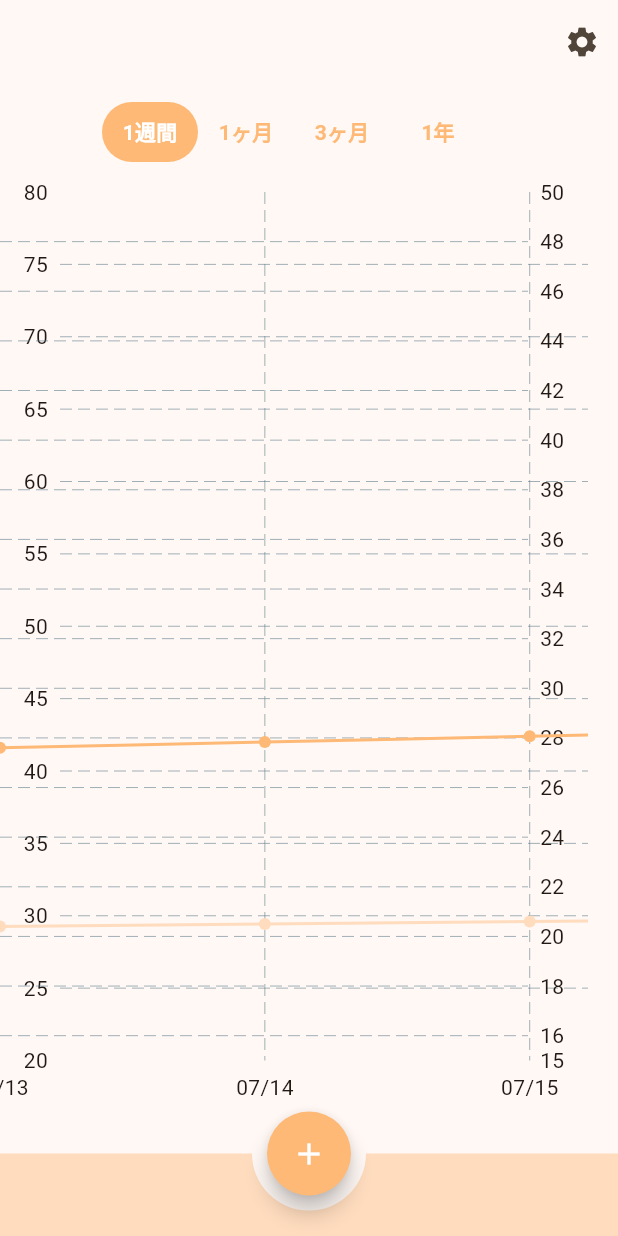
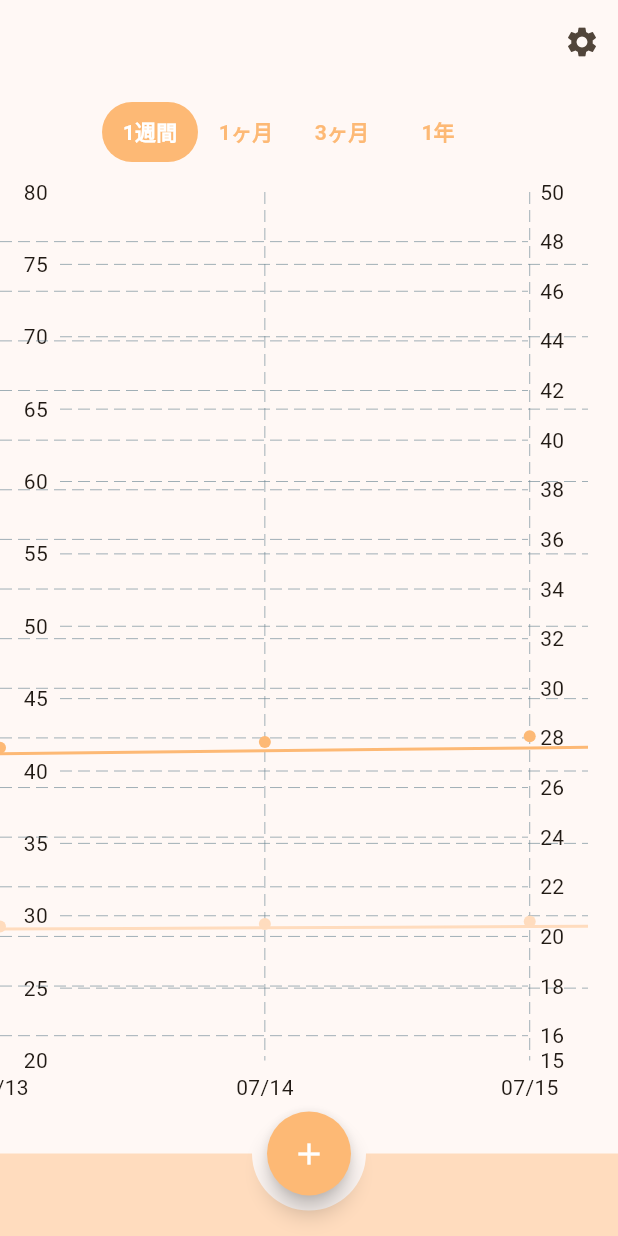
Before and after one commit to IkemotoNanako/moufu, a Flutter app: the screen it shows after launch, on a phone screen of 412 x 824 dp. Run offline on Flutter 3.47's test engine with Material 3 defaults, Android fonts, the phone set to English and light mode, and no system bars; our stand-ins replace flutter_riverpod, freezed_annotation, riverpod_annotation; generated files the repository leaves out were written again.

Commit message:
feat: ２週間平均のグラフを実装

```diff
--- a/lib/ui/page/graph/can_slide_chart.dart
+++ b/lib/ui/page/graph/can_slide_chart.dart
@@ -367,7 +367,7 @@ class _AverageBodyWeightGraph extends StatelessWidget {
         gridData: const FlGridData(show: false),
         lineBarsData: [
           LineChartBarData(
-            spots: state.bodyWeightData
+            spots: state.averageBodyWeightData
                 .map((data) => FlSpot(
                     data.date.millisecondsSinceEpoch.toDouble(), data.weight))
                 .toList(),
@@ -527,7 +527,7 @@ class _AverageBodyFatPercentageGraph extends StatelessWidget {
         gridData: const FlGridData(show: false),
         lineBarsData: [
           LineChartBarData(
-            spots: state.bodyFatPercentageData
+            spots: state.averageBodyFatPercentageData
                 .map((data) => FlSpot(
                     data.date.millisecondsSinceEpoch.toDouble(),
                     data.bodyFatPercentage))
--- a/lib/ui/state/can_slide_chart_state.dart
+++ b/lib/ui/state/can_slide_chart_state.dart
@@ -6,8 +6,10 @@ part 'can_slide_chart_state.freezed.dart';
 @freezed
 class CanSlideChartState with _$CanSlideChartState {
   const factory CanSlideChartState({
-    required List<BodyWeightData> bodyWeightData,
-    required List<BodyFatPercentageData> bodyFatPercentageData,
-    required DateRangeType rangeType,
+    @Default([]) List<BodyWeightData> bodyWeightData,
+    @Default([]) List<BodyFatPercentageData> bodyFatPercentageData,
+    @Default([]) List<BodyWeightData> averageBodyWeightData,
+    @Default([]) List<BodyFatPercentageData> averageBodyFatPercentageData,
+    @Default(DateRangeType.week) DateRangeType rangeType,
   }) = _CanSlideChartState;
 }
```
Also changed, not shown: lib/ui/controller/can_slide_chart_controller.g.dart, lib/ui/state/can_slide_chart_state.freezed.dart.
